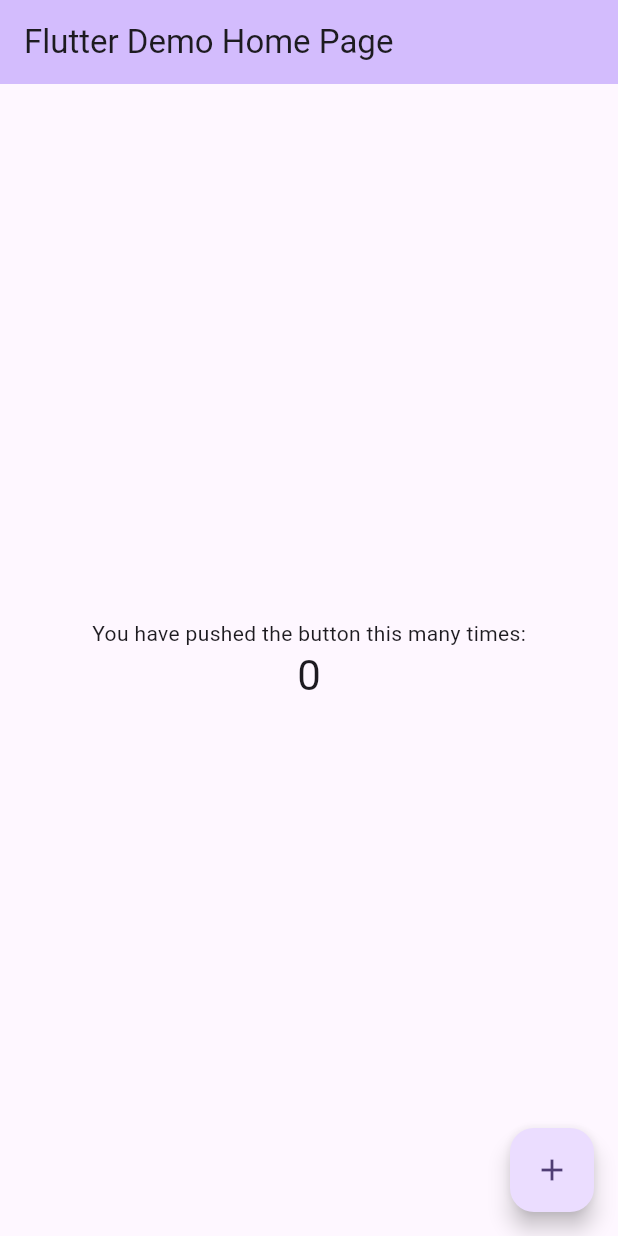
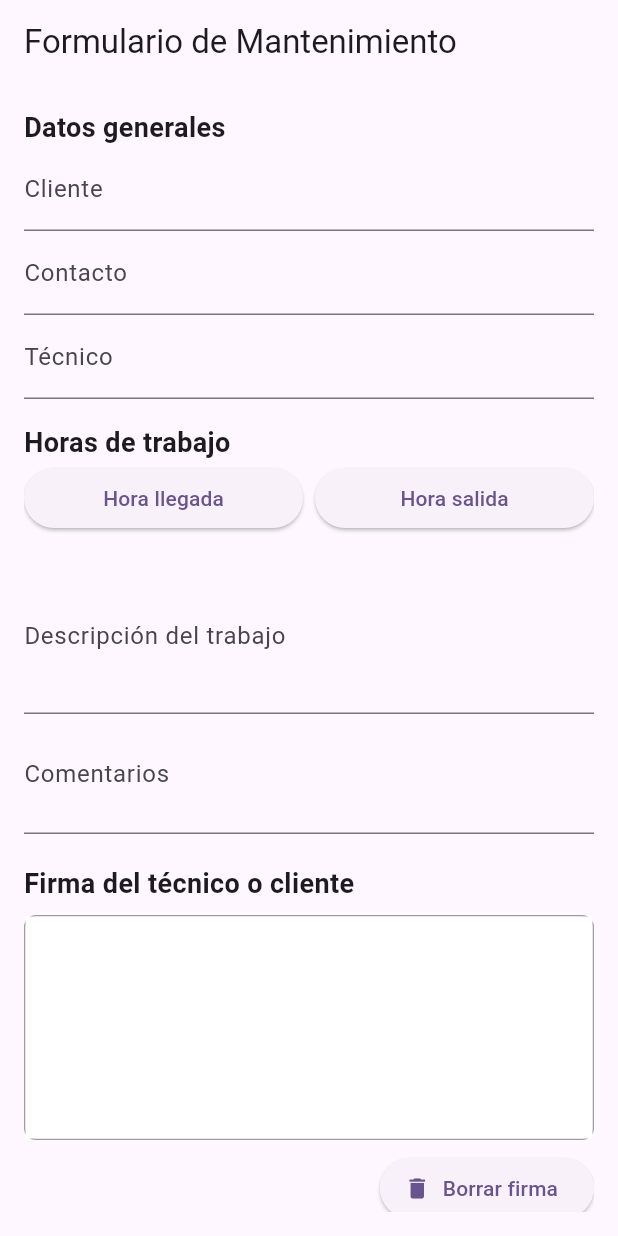
Before and after one commit to Jesusbotellofavela/ReportesTracsa, a Flutter app: the screen it shows after launch, on a phone screen of 412 x 824 dp. Run offline on Flutter 3.47's test engine with Material 3 defaults, Android fonts, the phone set to English and light mode, and no system bars; drawn by our look-alikes of signature.

Commit message:
ya jala el wey

```diff
--- a/tracsa_reportes/lib/main.dart
+++ b/tracsa_reportes/lib/main.dart
@@ -1,4 +1,5 @@
 import 'package:flutter/material.dart';
+import 'screens/formulario_screen.dart';
 
 void main() {
   runApp(const MyApp());
@@ -30,7 +31,7 @@
         // tested with just a hot reload.
         colorScheme: ColorScheme.fromSeed(seedColor: Colors.deepPurple),
       ),
-      home: const MyHomePage(title: 'Flutter Demo Home Page'),
+      home: const FormularioScreen(),
     );
   }
 }
--- /dev/null
+++ b/tracsa_reportes/lib/screens/formulario_screen.dart
@@ -0,0 +1,192 @@
+import 'package:flutter/material.dart';
+import 'package:signature/signature.dart';
+
+class FormularioScreen extends StatefulWidget {
+  const FormularioScreen({super.key});
+
+  @override
+  State<FormularioScreen> createState() => _FormularioScreenState();
+}
+
+class _FormularioScreenState extends State<FormularioScreen> {
+  final _formKey = GlobalKey<FormState>();
+
+  // Variables de campos de texto
+  String cliente = '';
+  String contacto = '';
+  String tecnico = '';
+  TimeOfDay? horaLlegada;
+  TimeOfDay? horaSalida;
+  String descripcion = '';
+  String comentarios = '';
+
+  // Controlador de firma
+  final SignatureController _firmaController = SignatureController(
+    penStrokeWidth: 2,
+    penColor: Colors.black,
+    exportBackgroundColor: Colors.white,
+  );
+
+  // Selección de hora
+  Future<void> seleccionarHora(bool esLlegada) async {
+    final TimeOfDay? horaSeleccionada = await showTimePicker(
+      context: context,
+      initialTime: TimeOfDay.now(),
+    );
+    if (horaSeleccionada != null) {
+      setState(() {
+        if (esLlegada) {
+          horaLlegada = horaSeleccionada;
+        } else {
+          horaSalida = horaSeleccionada;
+        }
+      });
+    }
+  }
+
+  // Acción al guardar formulario
+  void guardarFormulario() async {
+    if (_formKey.currentState!.validate()) {
+      _formKey.currentState!.save();
+
+      // (Opcional) Exportar firma
+      final firmaBytes = await _firmaController.toPngBytes();
+
+      // Mostrar confirmación
+      showDialog(
+        context: context,
+        builder: (_) => AlertDialog(
+          title: const Text('Formulario guardado'),
+          content: Text(
+            'Cliente: $cliente\nTécnico: $tecnico\nFirma: ${firmaBytes != null ? '✔' : '❌'}',
+          ),
+          actions: [
+            TextButton(
+              onPressed: () => Navigator.pop(context),
+              child: const Text('Aceptar'),
+            ),
+          ],
+        ),
+      );
+    }
+  }
+
+  @override
+  void dispose() {
+    _firmaController.dispose();
+    super.dispose();
+  }
+
+  @override
+  Widget build(BuildContext context) {
+    return Scaffold(
+      appBar: AppBar(title: const Text('Formulario de Mantenimiento')),
+      body: Padding(
+        padding: const EdgeInsets.all(16.0),
+        child: Form(
+          key: _formKey,
+          child: ListView(
+            children: [
+              const Text(
+                'Datos generales',
+                style: TextStyle(fontSize: 18, fontWeight: FontWeight.bold),
+              ),
+              TextFormField(
+                decoration: const InputDecoration(labelText: 'Cliente'),
+                onSaved: (value) => cliente = value ?? '',
+                validator: (value) => value!.isEmpty ? 'Campo requerido' : null,
+              ),
+              TextFormField(
+                decoration: const InputDecoration(labelText: 'Contacto'),
+                onSaved: (value) => contacto = value ?? '',
+              ),
+              TextFormField(
+                decoration: const InputDecoration(labelText: 'Técnico'),
+                onSaved: (value) => tecnico = value ?? '',
+              ),
+              const SizedBox(height: 16),
+              const Text(
+                'Horas de trabajo',
+                style: TextStyle(fontSize: 18, fontWeight: FontWeight.bold),
+              ),
+              Row(
+                children: [
+                  Expanded(
+                    child: ElevatedButton(
+                      onPressed: () => seleccionarHora(true),
+                      child: Text(
+                        horaLlegada == null
+                            ? 'Hora llegada'
+                            : 'Llegó: ${horaLlegada!.format(context)}',
+                      ),
+                    ),
+                  ),
+                  const SizedBox(width: 8),
+                  Expanded(
+                    child: ElevatedButton(
+                      onPressed: () => seleccionarHora(false),
+                      child: Text(
+                        horaSalida == null
+                            ? 'Hora salida'
+                            : 'Salió: ${horaSalida!.format(context)}',
+                      ),
+                    ),
+                  ),
+                ],
+              ),
+              const SizedBox(height: 16),
+              TextFormField(
+                decoration: const InputDecoration(
+                  labelText: 'Descripción del trabajo',
+                ),
+                maxLines: 3,
+                onSaved: (value) => descripcion = value ?? '',
+              ),
+              TextFormField(
+                decoration: const InputDecoration(labelText: 'Comentarios'),
+                maxLines: 2,
+                onSaved: (value) => comentarios = value ?? '',
+              ),
+              const SizedBox(height: 20),
+
+              // Firma digital
+              const Text(
+                'Firma del técnico o cliente',
+                style: TextStyle(fontSize: 18, fontWeight: FontWeight.bold),
+              ),
+              const SizedBox(height: 8),
+              Container(
+                height: 150,
+                decoration: BoxDecoration(
+                  border: Border.all(color: Colors.grey),
+                  borderRadius: BorderRadius.circular(8),
+                ),
+                child: Signature(
+                  controller: _firmaController,
+                  backgroundColor: Colors.white,
+                ),
+              ),
+              const SizedBox(height: 8),
+              Row(
+                mainAxisAlignment: MainAxisAlignment.end,
+                children: [
+                  ElevatedButton.icon(
+                    onPressed: () => _firmaController.clear(),
+                    icon: const Icon(Icons.delete),
+                    label: const Text('Borrar firma'),
+                  ),
+                ],
+              ),
+
+              const SizedBox(height: 20),
+              ElevatedButton(
+                onPressed: guardarFormulario,
+                child: const Text('Guardar'),
+              ),
+            ],
+          ),
+        ),
+      ),
+    );
+  }
+}
--- a/tracsa_reportes/pubspec.yaml
+++ b/tracsa_reportes/pubspec.yaml
@@ -30,7 +30,7 @@ environment:
 dependencies:
   flutter:
     sdk: flutter
-    signature: ^5.4.0
+  signature: ^5.4.0
 
   # The following adds the Cupertino Icons font to your application.
   # Use with the CupertinoIcons class for iOS style icons.
```
Also changed, not shown: tracsa_reportes/pubspec.lock.
